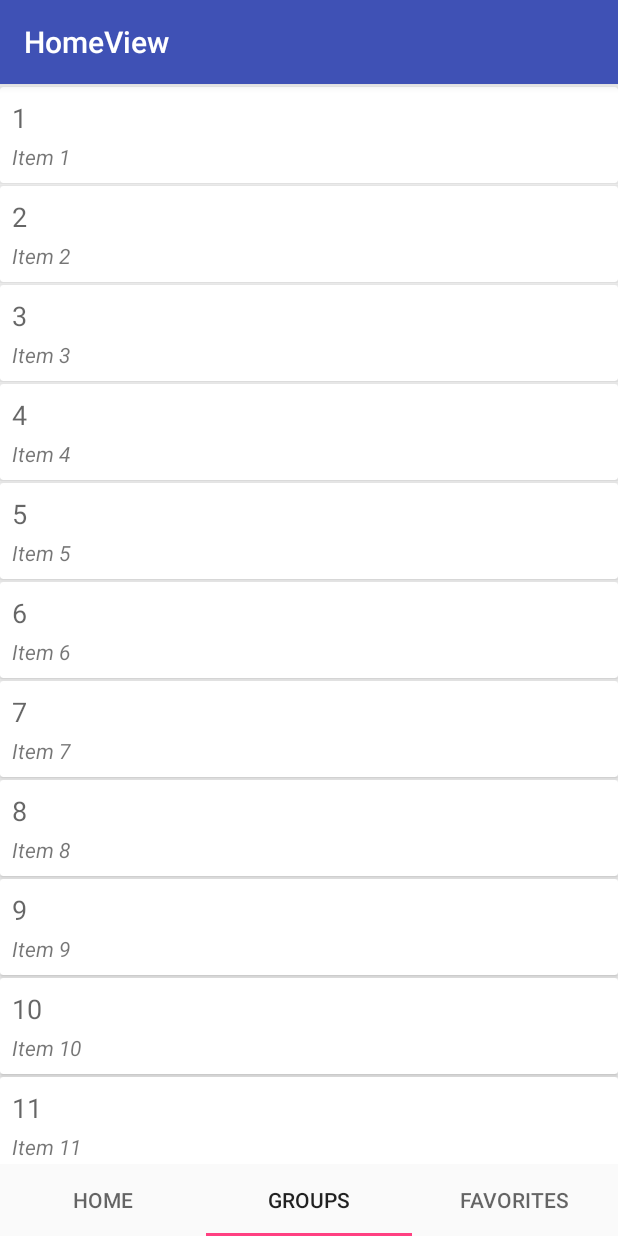
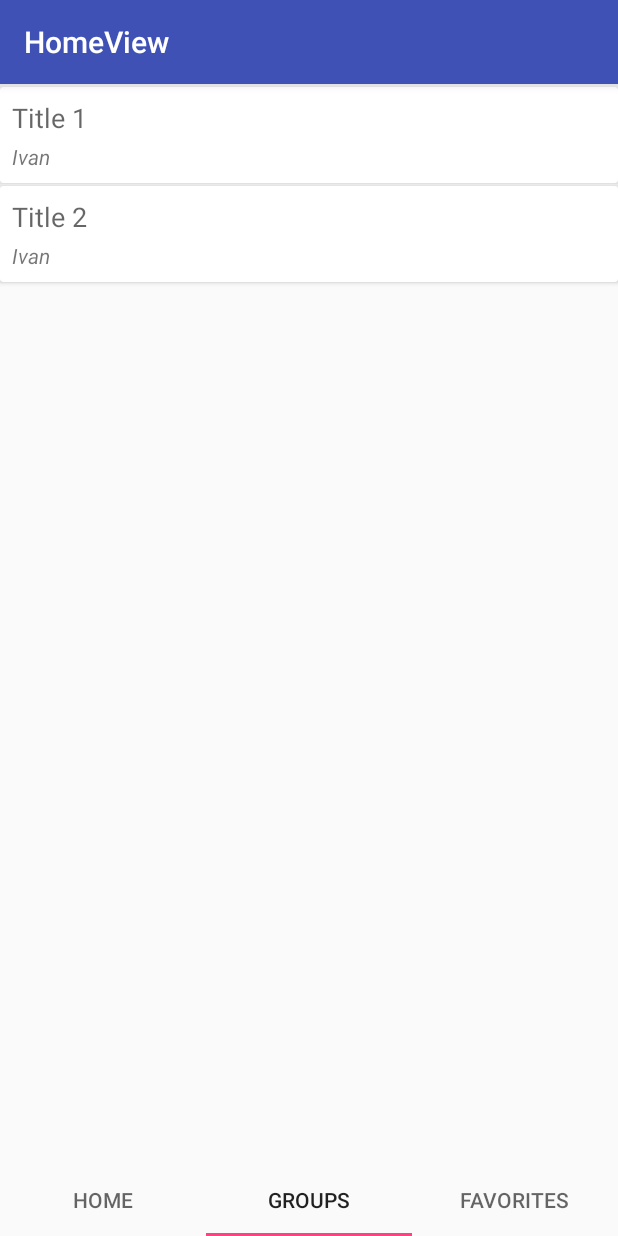
Before and after one commit to izhang1/FilmFriend, an Android app: the screen it shows after launch (HomeView), item 2 of the bottom bar chosen, on a phone screen of 412 x 824 dp. Run offline under Robolectric (Android 15) with nearby library versions, the phone set to English and light mode, and no system bars.

Commit message:
Saved Fragment
* Reused ViewHolders from Movie and Groups
* Implemented adapter to show either based on the list that comes in

```diff
--- a/app/src/main/java/app/izhang/filmfriend/View/Adapter/HomeMovieViewAdapter.java
+++ b/app/src/main/java/app/izhang/filmfriend/View/Adapter/HomeMovieViewAdapter.java
@@ -48,7 +48,7 @@ public class HomeMovieViewAdapter extends RecyclerView.Adapter<HomeMovieViewAdap
         else return mValues.size();
     }
 
-    public class ViewHolder extends RecyclerView.ViewHolder implements View.OnClickListener {
+    public static class ViewHolder extends RecyclerView.ViewHolder implements View.OnClickListener {
         public final View mView;
         public final TextView mMovieTitle;
         public final TextView mMovieDescription;
--- a/app/src/main/java/app/izhang/filmfriend/View/Adapter/MyGroupRecyclerViewAdapter.java
+++ b/app/src/main/java/app/izhang/filmfriend/View/Adapter/MyGroupRecyclerViewAdapter.java
@@ -8,6 +8,7 @@ import android.view.View;
 import android.view.ViewGroup;
 import android.widget.TextView;
 
+import app.izhang.filmfriend.Model.Group;
 import app.izhang.filmfriend.R;
 import app.izhang.filmfriend.View.GroupDetailView;
 import app.izhang.filmfriend.View.dummy.DummyContent.DummyItem;
@@ -20,10 +21,10 @@ import java.util.List;
  */
 public class MyGroupRecyclerViewAdapter extends RecyclerView.Adapter<MyGroupRecyclerViewAdapter.ViewHolder> {
 
-    private final List<DummyItem> mValues;
+    private final List<Group> mValues;
     private final Context mContext;
 
-    public MyGroupRecyclerViewAdapter(Context context, List<DummyItem> items) {
+    public MyGroupRecyclerViewAdapter(Context context, List<Group> items) {
         mContext = context;
         mValues = items;
     }
@@ -32,46 +33,45 @@ public class MyGroupRecyclerViewAdapter extends RecyclerView.Adapter<MyGroupRecy
     public ViewHolder onCreateViewHolder(ViewGroup parent, int viewType) {
         View view = LayoutInflater.from(parent.getContext())
                 .inflate(R.layout.group_item, parent, false);
-        return new ViewHolder(view);
+        return new ViewHolder(view, mContext);
     }
 
     @Override
     public void onBindViewHolder(final ViewHolder holder, int position) {
-        holder.mItem = mValues.get(position);
-        holder.mIdView.setText(mValues.get(position).id);
-        holder.mContentView.setText(mValues.get(position).content);
-
-
+        holder.mGroup = mValues.get(position);
+        holder.mGroupTitle.setText(mValues.get(position).getTitle());
+        holder.mGroupLastMessage.setText(mValues.get(position).getOwner());
     }
 
     @Override
     public int getItemCount() {
-        return mValues.size();
+        if(mValues != null){
+            return mValues.size();
+        }else{
+            return 0;
+        }
     }
 
-    public class ViewHolder extends RecyclerView.ViewHolder implements View.OnClickListener {
+    public static class ViewHolder extends RecyclerView.ViewHolder implements View.OnClickListener {
         public final View mView;
-        public final TextView mIdView;
-        public final TextView mContentView;
-        public DummyItem mItem;
+        public final TextView mGroupTitle;
+        public final TextView mGroupLastMessage;
+        private final Context vhContext;
+        public Group mGroup;
 
-        public ViewHolder(View view) {
+        public ViewHolder(View view,Context context){
             super(view);
             mView = view;
-            mIdView =  view.findViewById(R.id.tv_movie_title);
-            mContentView = view.findViewById(R.id.tv_group_lastmsg);
+            mGroupTitle =  view.findViewById(R.id.tv_movie_title);
+            mGroupLastMessage = view.findViewById(R.id.tv_group_lastmsg);
+            vhContext = context;
             view.setOnClickListener(this);
         }
 
         @Override
-        public String toString() {
-            return super.toString() + " '" + mContentView.getText() + "'";
-        }
-
-        @Override
         public void onClick(View view) {
-            Intent testGroupIntent = new Intent(mContext, GroupDetailView.class);
-            mContext.startActivity(testGroupIntent);
+            Intent testGroupIntent = new Intent(vhContext, GroupDetailView.class);
+            vhContext.startActivity(testGroupIntent);
         }
     }
 }
--- /dev/null
+++ b/app/src/main/java/app/izhang/filmfriend/View/Adapter/SavedViewAdapter.java
@@ -0,0 +1,71 @@
+package app.izhang.filmfriend.View.Adapter;
+
+import android.content.Context;
+import android.support.v7.widget.RecyclerView;
+import android.view.LayoutInflater;
+import android.view.View;
+import android.view.ViewGroup;
+
+import java.util.List;
+
+import app.izhang.filmfriend.Model.Group;
+import app.izhang.filmfriend.R;
+
+
+/**
+ * Created by ivanzhang on 3/3/18.
+ */
+
+public class SavedViewAdapter extends RecyclerView.Adapter<RecyclerView.ViewHolder>{
+    private final List mValues; // list of objects and
+    private final Context mContext;
+
+    public SavedViewAdapter(Context context, List items) {
+        mContext = context;
+        mValues = items;
+    }
+
+    @Override
+    public RecyclerView.ViewHolder onCreateViewHolder(ViewGroup parent, int viewType) {
+        switch (viewType){
+            case 1:
+                View groupItemView = LayoutInflater.from(parent.getContext())
+                        .inflate(R.layout.group_item, parent, false);
+                return new MyGroupRecyclerViewAdapter.ViewHolder(groupItemView, mContext);
+            default:
+                View movieItemView = LayoutInflater.from(parent.getContext())
+                        .inflate(R.layout.movie_item, parent, false);
+                return new HomeMovieViewAdapter.ViewHolder(movieItemView);
+        }
+    }
+
+    @Override
+    public void onBindViewHolder(RecyclerView.ViewHolder holder, int position) {
+        // TODO: 3/3/18 Add the appropirate date for this specific movie
+        switch (holder.getItemViewType()){
+            case 1:
+                MyGroupRecyclerViewAdapter.ViewHolder groupHolder = (MyGroupRecyclerViewAdapter.ViewHolder) holder;
+                Group currentGroup = (Group) mValues.get(position);
+                groupHolder.mGroupTitle.setText(currentGroup.getTitle());
+                groupHolder.mGroupLastMessage.setText(currentGroup.getOwner());
+        }
+    }
+
+    @Override
+    public int getItemCount() {
+        // TODO: 3/3/18 Change this to return 0 once we are pulling in data
+        if(mValues == null) return 1;
+        else return mValues.size();
+    }
+
+    @Override
+    public int getItemViewType(int position) {
+        // Just as an example, return 0 or 2 depending on position
+        // Note that unlike in ListView adapters, types don't have to be contiguous
+        if(mValues.get(position) instanceof Group){
+            return 1;
+        }else{
+            return 0;
+        }
+    }
+}
--- a/app/src/main/java/app/izhang/filmfriend/View/GroupFragment.java
+++ b/app/src/main/java/app/izhang/filmfriend/View/GroupFragment.java
@@ -10,6 +10,9 @@ import android.view.LayoutInflater;
 import android.view.View;
 import android.view.ViewGroup;
 
+import java.util.ArrayList;
+
+import app.izhang.filmfriend.Model.Group;
 import app.izhang.filmfriend.R;
 import app.izhang.filmfriend.View.Adapter.MyGroupRecyclerViewAdapter;
 import app.izhang.filmfriend.View.dummy.DummyContent;
@@ -67,11 +70,24 @@ public class GroupFragment extends Fragment {
                 recyclerView.setLayoutManager(new GridLayoutManager(context, mColumnCount));
             }
             // Todo: Make listener null
-            recyclerView.setAdapter(new MyGroupRecyclerViewAdapter(getContext(), DummyContent.ITEMS));
+            recyclerView.setAdapter(new MyGroupRecyclerViewAdapter(getContext(), getDummyData()));
         }
         return view;
     }
 
+    // TODO: 3/4/18 Remove this after confirming the data shows
+    public ArrayList getDummyData(){
+        ArrayList list = new ArrayList();
+        Group group1 = new Group("Title 1", null, "Ivan", "1");
+        Group group2 = new Group("Title 2", null, "Ivan", "2");
+
+        list.add(group1);
+        list.add(group2);
+
+        return list;
+    }
+
+
 
 
 }
--- a/app/src/main/java/app/izhang/filmfriend/View/SavedFragment.java
+++ b/app/src/main/java/app/izhang/filmfriend/View/SavedFragment.java
@@ -4,11 +4,21 @@ import android.content.Context;
 import android.net.Uri;
 import android.os.Bundle;
 import android.support.v4.app.Fragment;
+import android.support.v7.widget.LinearLayoutManager;
+import android.support.v7.widget.RecyclerView;
 import android.view.LayoutInflater;
 import android.view.View;
 import android.view.ViewGroup;
 
+import java.lang.reflect.Array;
+import java.util.ArrayList;
+import java.util.List;
+
+import app.izhang.filmfriend.Model.Group;
+import app.izhang.filmfriend.Model.Movie;
 import app.izhang.filmfriend.R;
+import app.izhang.filmfriend.View.Adapter.HomeMovieViewAdapter;
+import app.izhang.filmfriend.View.Adapter.SavedViewAdapter;
 
 /**
  * A simple {@link Fragment} subclass.
@@ -63,7 +73,32 @@ public class SavedFragment extends Fragment {
     public View onCreateView(LayoutInflater inflater, ViewGroup container,
                              Bundle savedInstanceState) {
         // Inflate the layout for this fragment
-        return inflater.inflate(R.layout.fragment_saved, container, false);
+        View view = inflater.inflate(R.layout.fragment_saved, container, false);
+
+        // Set the adapter
+        if (view instanceof RecyclerView) {
+            Context context = view.getContext();
+            RecyclerView recyclerView = (RecyclerView) view;
+            recyclerView.setLayoutManager(new LinearLayoutManager(context));
+            // Todo: Change the null value to the actual list data
+            recyclerView.setAdapter(new SavedViewAdapter(getContext(), getDummyData()));
+        }
+
+        return view;
+    }
+
+    // TODO: 3/4/18 Remove this after confirming the data shows
+    public ArrayList getDummyData(){
+        ArrayList list = new ArrayList();
+        Group group1 = new Group("Title 1", null, "Ivan", "1");
+        Group group2 = new Group("Title 2", null, "Ivan", "2");
+        Movie movie = new Movie("Test", "Test","Test","Test","Test", 12,"Test");
+
+        list.add(group1);
+        list.add(group2);
+        list.add(movie);
+
+        return list;
     }
 
 
--- a/app/src/main/res/layout/fragment_saved.xml
+++ b/app/src/main/res/layout/fragment_saved.xml
@@ -1,13 +1,11 @@
-<FrameLayout xmlns:android="http://schemas.android.com/apk/res/android"
+<?xml version="1.0" encoding="utf-8"?>
+<android.support.v7.widget.RecyclerView xmlns:android="http://schemas.android.com/apk/res/android"
+    xmlns:app="http://schemas.android.com/apk/res-auto"
     xmlns:tools="http://schemas.android.com/tools"
+    android:id="@+id/rv_saved_list"
     android:layout_width="match_parent"
     android:layout_height="match_parent"
-    tools:context="app.izhang.filmfriend.View.SavedFragment">
-
-    <!-- TODO: Update blank fragment layout -->
-    <TextView
-        android:layout_width="match_parent"
-        android:layout_height="match_parent"
-        android:text="@string/hello_blank_fragment" />
-
-</FrameLayout>
+    android:layout_marginLeft="16dp"
+    android:layout_marginRight="16dp"
+    app:layoutManager="LinearLayoutManager"
+    tools:context="app.izhang.filmfriend.View.HomeView" />
--- a/app/src/main/res/layout/movie_item.xml
+++ b/app/src/main/res/layout/movie_item.xml
@@ -77,6 +77,7 @@
             android:layout_marginTop="8dp"
             android:adjustViewBounds="true"
             android:background="@color/cardview_light_background"
+            android:contentDescription="@string/movie_rating_placeholder"
             android:cropToPadding="false"
             android:elevation="0dp"
             android:scaleType="fitCenter"
```
